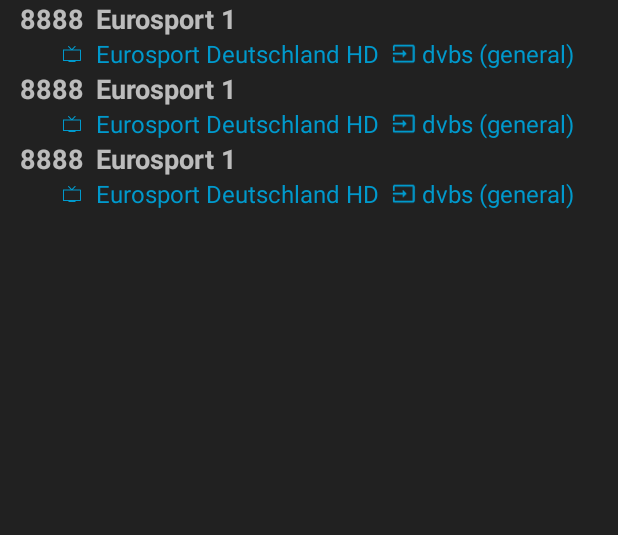
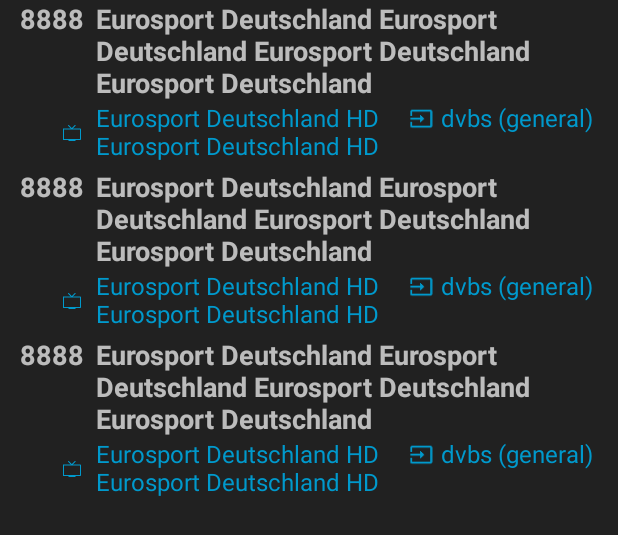
Before and after one commit to andan67/sonytvswitch, an Android app: the layout fragment_channel_list.xml on its own in the app's theme, with its tools: preview values and no code run, on a phone screen of 412 x 824 dp. Shown: the top 535 px of the screen. Run offline under Robolectric (Android 15) with nearby library versions, the phone set to English and light mode, and no system bars.

Commit message:
Further layout changes

```diff
--- a/app/src/main/java/org/andan/android/tvbrowser/sonycontrolplugin/ProgramListFragment.kt
+++ b/app/src/main/java/org/andan/android/tvbrowser/sonycontrolplugin/ProgramListFragment.kt
@@ -54,7 +54,7 @@ class ProgramListFragment : Fragment() {
         }
 
         controlViewModel = ViewModelProviders.of(activity!!).get(ControlViewModel::class.java)
-        getPlayingContentInfo()
+        //getPlayingContentInfo()
 
         if (controlViewModel.getFilteredProgramList().value.isNullOrEmpty()) {
             val alertDialogBuilder = AlertDialog.Builder(this.context)
@@ -111,6 +111,7 @@ class ProgramListFragment : Fragment() {
             controlViewModel.getFilteredProgramList().observe(viewLifecycleOwner, Observer {
                 Log.d(TAG, "observed change filtered program list with filter ${controlViewModel.getProgramSearchQuery()}")
                 adapter.notifyDataSetChanged()
+                getPlayingContentInfo()
             })
 
             controlViewModel.activeContentInfo.observe(viewLifecycleOwner, Observer {
--- a/app/src/main/res/layout/active_program_item.xml
+++ b/app/src/main/res/layout/active_program_item.xml
@@ -24,6 +24,7 @@
             android:id="@+id/active_program_channelid"
             android:layout_width="48dp"
             android:layout_height="wrap_content"
+            android:layout_marginTop="4dp"
             android:layout_marginStart="8dp"
             android:layout_marginLeft="8dp"
             android:gravity="end"
@@ -148,17 +149,19 @@
             app:srcCompat="@drawable/ic_widget_simple" />
 
         <TextView
-            android:id="@+id/active_program_name"
+            android:id="@+id/active_program_mapped_name"
             android:layout_width="0dp"
             android:layout_height="wrap_content"
             android:layout_marginStart="4dp"
             android:layout_marginLeft="4dp"
             android:layout_marginEnd="4dp"
             android:layout_marginRight="4dp"
+            android:layout_marginBottom="4dp"
             android:text="@{controlViewModel.getChannelForProgramUri(activeProgram.uri)}"
             android:textAppearance="?attr/textAppearanceListItem"
             android:textColor="@android:color/holo_blue_dark"
             app:layout_constrainedWidth="true"
+            app:layout_constraintBottom_toBottomOf="parent"
             app:layout_constraintEnd_toEndOf="parent"
             app:layout_constraintStart_toEndOf="@+id/active_program_mapped_icon"
             app:layout_constraintTop_toTopOf="@+id/active_program_source"
--- a/app/src/main/res/layout/fragment_channel_list.xml
+++ b/app/src/main/res/layout/fragment_channel_list.xml
@@ -10,20 +10,14 @@
             type="org.andan.android.tvbrowser.sonycontrolplugin.ControlViewModel" />
     </data>
 
-    <HorizontalScrollView
+    <androidx.recyclerview.widget.RecyclerView
+        android:id="@+id/listChannelMap"
+        android:name="org.andan.android.tvbrowser.sonycontrolplugin.ChannelMapFragment"
         android:layout_width="match_parent"
         android:layout_height="match_parent"
-        android:fillViewport="true">
+        android:background="@color/grey_900"
+        app:layout_behavior="@string/appbar_scrolling_view_behavior"
+        tools:context=".ChannelMapFragment"
+        tools:listitem="@layout/map_channnel_item" />
 
-            <androidx.recyclerview.widget.RecyclerView
-                android:id="@+id/listChannelMap"
-                android:name="org.andan.android.tvbrowser.sonycontrolplugin.ChannelMapFragment"
-                android:layout_width="wrap_content"
-                android:layout_height="match_parent"
-                app:layout_behavior="@string/appbar_scrolling_view_behavior"
-                tools:context=".ChannelMapFragment"
-                tools:listitem="@layout/map_channnel_item"
-                android:background="@color/grey_900"/>
-
-    </HorizontalScrollView>
 </layout>
--- a/app/src/main/res/layout/map_channnel_item.xml
+++ b/app/src/main/res/layout/map_channnel_item.xml
@@ -37,8 +37,8 @@
         android:id="@+id/constraintLayout"
         android:layout_width="match_parent"
         android:layout_height="wrap_content"
-        android:onClick="@{(theView) -> clickListener.onClick(theView, channelName)}"
-        android:background="@drawable/rc_btn_dark_selector">
+        android:background="@drawable/rc_btn_dark_selector"
+        android:onClick="@{(theView) -> clickListener.onClick(theView, channelName)}">
 
         <TextView
             android:id="@+id/channel_map_channelid"
@@ -60,22 +60,28 @@
             android:layout_height="wrap_content"
             android:layout_marginStart="8dp"
             android:layout_marginLeft="8dp"
+            android:layout_marginEnd="4dp"
+            android:layout_marginRight="4dp"
             android:text="@{channelName}"
             android:textAppearance="@style/TextAppearance.AppCompat.Medium"
             android:textStyle="bold"
+            app:layout_constrainedWidth="true"
+            app:layout_constraintEnd_toEndOf="parent"
+            app:layout_constraintHorizontal_bias="0"
             app:layout_constraintStart_toEndOf="@+id/channel_map_channelid"
             app:layout_constraintTop_toTopOf="parent"
-            tools:text="Eurosport 1" />
+            tools:text="Eurosport Deutschland Eurosport Deutschland Eurosport Deutschland Eurosport Deutschland" />
 
         <ImageView
             android:id="@+id/channel_map_mapped_icon"
             android:layout_width="16dp"
             android:layout_height="16dp"
+            android:layout_marginTop="2dp"
             android:contentDescription="TODO"
             android:tint="@android:color/holo_blue_dark"
-            app:layout_constraintBottom_toBottomOf="parent"
+            app:layout_constraintBottom_toBottomOf="@+id/channel_map_program_name"
             app:layout_constraintEnd_toEndOf="@+id/channel_map_channelid"
-            app:layout_constraintTop_toBottomOf="@+id/channel_map_channelid"
+            app:layout_constraintTop_toTopOf="@+id/channel_map_program_name"
             app:srcCompat="@drawable/ic_action_tv" />
 
 
@@ -83,26 +89,30 @@
             android:id="@+id/channel_map_program_name"
             android:layout_width="wrap_content"
             android:layout_height="wrap_content"
+            android:layout_marginBottom="4dp"
             android:text="@{programTitle}"
             android:textAppearance="?attr/textAppearanceListItem"
             android:textColor="@android:color/holo_blue_dark"
+            app:layout_constrainedWidth="true"
+            app:layout_constraintBottom_toBottomOf="parent"
             app:layout_constraintStart_toStartOf="@+id/channel_map_channel_name"
             app:layout_constraintTop_toBottomOf="@+id/channel_map_channel_name"
-            tools:text="Eurosport Deutschland HD" />
-
+            app:layout_constraintWidth_max="200dp"
+            tools:text="Eurosport Deutschland HD Eurosport Deutschland HD" />
 
         <ImageView
             android:id="@+id/channel_map_program_source_icon"
-            android:layout_width="16dp"
+            android:layout_width="0dp"
             android:layout_height="16dp"
             android:layout_marginStart="8dp"
             android:layout_marginLeft="8dp"
+            android:layout_marginTop="2dp"
             android:contentDescription="TODO"
             android:tint="@android:color/holo_blue_dark"
             android:visibility="@{(programSourceWithType.length >0) ? View.VISIBLE : View.INVISIBLE}"
-            app:layout_constraintBottom_toBottomOf="parent"
+            app:layout_constraintBottom_toBottomOf="@+id/channel_map_program_source"
             app:layout_constraintStart_toEndOf="@+id/channel_map_program_name"
-            app:layout_constraintTop_toBottomOf="@id/channel_map_channelid"
+            app:layout_constraintTop_toTopOf="@id/channel_map_program_source"
             app:srcCompat="@drawable/ic_input" />
 
         <TextView
@@ -111,12 +121,15 @@
             android:layout_height="wrap_content"
             android:layout_marginStart="4dp"
             android:layout_marginLeft="4dp"
+            android:layout_marginEnd="4dp"
+            android:layout_marginRight="4dp"
             android:text="@{programSourceWithType}"
             android:textAppearance="?attr/textAppearanceListItem"
             android:textColor="@android:color/holo_blue_dark"
-            app:layout_constraintBottom_toBottomOf="@id/channel_map_program_source_icon"
+            app:layout_constraintEnd_toEndOf="parent"
+            app:layout_constraintHorizontal_bias="0.0"
             app:layout_constraintStart_toEndOf="@+id/channel_map_program_source_icon"
-            app:layout_constraintTop_toTopOf="@+id/channel_map_program_source_icon"
+            app:layout_constraintTop_toTopOf="@+id/channel_map_program_name"
             tools:text="dvbs (general)" />
 
     </androidx.constraintlayout.widget.ConstraintLayout>
```
Also changed, not shown: app/src/main/res/layout/fragment_channel_single.xml (+27 -18 lines), app/src/main/res/layout/fragment_program_list.xml (+11 -17 lines), app/src/main/res/layout/map_channnel_single_item.xml (+13 -18 lines), app/src/main/res/layout/program_item.xml (+22 -12 lines), sdb/src/main/java/org/andan/av/sony/SonyIPControl.java (+2 -6 lines).
